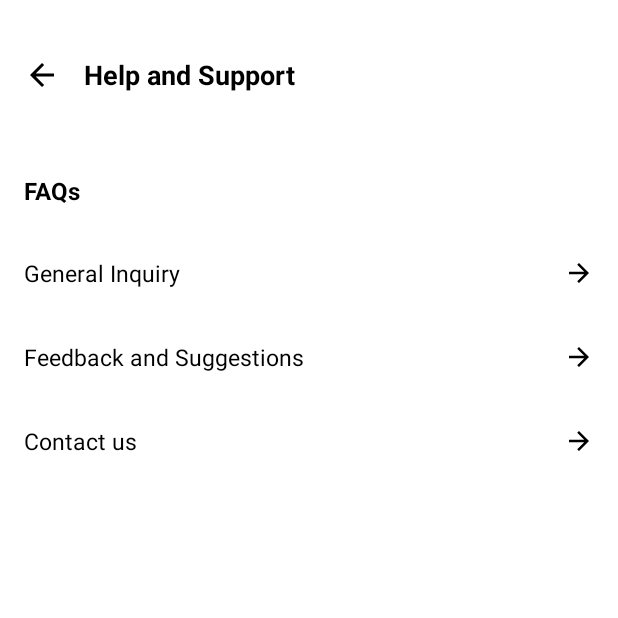
After one commit to allknowledge34/FinTracks, an Android app: the ContactActivity screen opened directly, with no data from a screen before it, on a phone screen of 412 x 824 dp, the top half of it. The commit adds this screen. Run offline under Robolectric (Android 15) with nearby library versions, the phone set to English and light mode, and no system bars.

Commit message:
ten change

```diff
--- /dev/null
+++ b/app/src/main/java/com/sachin/fintrack/views/activites/ContactActivity.java
@@ -0,0 +1,46 @@
+package com.sachin.fintrack.views.activites;
+
+import android.content.Intent;
+import android.net.Uri;
+import android.os.Build;
+import android.os.Bundle;
+import android.view.View;
+import android.view.Window;
+
+import androidx.appcompat.app.AppCompatActivity;
+import androidx.core.content.ContextCompat;
+
+import com.sachin.fintrack.R;
+import com.sachin.fintrack.databinding.ActivityContactBinding;
+
+public class ContactActivity extends AppCompatActivity {
+
+    ActivityContactBinding binding;
+
+    @Override
+    protected void onCreate(Bundle savedInstanceState) {
+        super.onCreate(savedInstanceState);
+        binding = ActivityContactBinding.inflate(getLayoutInflater());
+        setContentView(binding.getRoot());
+
+        setStatusBarColor();
+        binding.back.setOnClickListener(v -> finish());
+        binding.contact.setOnClickListener(v -> {
+            Uri uri = Uri.parse("smsto:9304519076");
+            Intent intent = new Intent(Intent.ACTION_SENDTO, uri);
+            intent.putExtra("sms_body", "the SMS text");
+            startActivity(intent);
+        });
+    }
+
+    private void setStatusBarColor() {
+        Window window = getWindow();
+        int statusBarColor = ContextCompat.getColor(this, R.color.white);
+        window.setStatusBarColor(statusBarColor);
+
+        if (Build.VERSION.SDK_INT >= Build.VERSION_CODES.M) {
+            View decorView = window.getDecorView();
+            decorView.setSystemUiVisibility(View.SYSTEM_UI_FLAG_LIGHT_STATUS_BAR);
+        }
+    }
+}
--- /dev/null
+++ b/app/src/main/res/drawable/ic_arrow_right.xml
@@ -0,0 +1,5 @@
+<vector xmlns:android="http://schemas.android.com/apk/res/android" android:autoMirrored="true" android:height="24dp" android:tint="#000000" android:viewportHeight="960" android:viewportWidth="960" android:width="24dp">
+
+    <path android:fillColor="@android:color/white" android:pathData="M647,520L160,520L160,440L647,440L423,216L480,160L800,480L480,800L423,744L647,520Z"/>
+
+</vector>
--- /dev/null
+++ b/app/src/main/res/drawable/outline_arrow_back_24.xml
@@ -0,0 +1,5 @@
+<vector xmlns:android="http://schemas.android.com/apk/res/android" android:autoMirrored="true" android:height="24dp" android:tint="#000000" android:viewportHeight="960" android:viewportWidth="960" android:width="24dp">
+
+    <path android:fillColor="@android:color/white" android:pathData="M313,520L537,744L480,800L160,480L480,160L537,216L313,440L800,440L800,520L313,520Z"/>
+
+</vector>
--- /dev/null
+++ b/app/src/main/res/layout/activity_contact.xml
@@ -0,0 +1,121 @@
+<?xml version="1.0" encoding="utf-8"?>
+<LinearLayout xmlns:android="http://schemas.android.com/apk/res/android"
+    android:layout_width="match_parent"
+    android:layout_height="match_parent"
+    xmlns:tools="http://schemas.android.com/tools"
+    android:orientation="vertical"
+    android:background="@color/white"
+    tools:context=".views.activites.ContactActivity">
+
+    <LinearLayout
+        android:layout_width="match_parent"
+        android:layout_height="100dp"
+        android:orientation="horizontal"
+        android:gravity="center_vertical"
+        android:paddingStart="16dp"
+        android:paddingEnd="16dp">
+
+        <ImageView
+            android:id="@+id/back"
+            android:layout_width="24dp"
+            android:layout_height="24dp"
+            android:src="@drawable/outline_arrow_back_24"
+            android:contentDescription="Back" />
+
+        <TextView
+            android:layout_width="wrap_content"
+            android:layout_height="wrap_content"
+            android:text="Help and Support"
+            android:textSize="18sp"
+            android:textStyle="bold"
+            android:layout_marginStart="16dp"
+            android:textColor="@color/black" />
+    </LinearLayout>
+
+    <TextView
+        android:layout_width="match_parent"
+        android:layout_height="wrap_content"
+        android:text="FAQs"
+        android:textSize="16sp"
+        android:textStyle="bold"
+        android:padding="16dp"
+        android:textColor="@color/black" />
+
+    <LinearLayout
+        android:layout_width="match_parent"
+        android:layout_height="wrap_content"
+        android:orientation="vertical">
+
+        <LinearLayout
+            android:layout_width="match_parent"
+            android:layout_height="56dp"
+            android:orientation="horizontal"
+            android:gravity="center_vertical"
+            android:paddingStart="16dp"
+            android:paddingEnd="16dp"
+            android:background="?attr/selectableItemBackground">
+
+            <TextView
+                android:layout_width="0dp"
+                android:layout_height="wrap_content"
+                android:layout_weight="1"
+                android:text="General Inquiry"
+                android:textSize="15sp"
+                android:textColor="@color/black" />
+
+            <ImageView
+                android:layout_width="20dp"
+                android:layout_height="20dp"
+                android:src="@drawable/ic_arrow_right" />
+        </LinearLayout>
+
+        <LinearLayout
+            android:layout_width="match_parent"
+            android:layout_height="56dp"
+            android:orientation="horizontal"
+            android:gravity="center_vertical"
+            android:paddingStart="16dp"
+            android:paddingEnd="16dp"
+            android:background="?attr/selectableItemBackground">
+
+            <TextView
+                android:layout_width="0dp"
+                android:layout_height="wrap_content"
+                android:layout_weight="1"
+                android:text="Feedback and Suggestions"
+                android:textSize="15sp"
+                android:textColor="@color/black" />
+
+            <ImageView
+                android:layout_width="20dp"
+                android:layout_height="20dp"
+                android:src="@drawable/ic_arrow_right" />
+        </LinearLayout>
+
+        <LinearLayout
+            android:id="@+id/contact"
+            android:layout_width="match_parent"
+            android:layout_height="56dp"
+            android:orientation="horizontal"
+            android:gravity="center_vertical"
+            android:paddingStart="16dp"
+            android:paddingEnd="16dp"
+            android:background="?attr/selectableItemBackground">
+
+            <TextView
+                android:layout_width="0dp"
+                android:layout_height="wrap_content"
+                android:layout_weight="1"
+                android:text="Contact us"
+                android:textSize="15sp"
+                android:textColor="@color/black" />
+
+            <ImageView
+                android:layout_width="20dp"
+                android:layout_height="20dp"
+                android:src="@drawable/ic_arrow_right" />
+        </LinearLayout>
+
+    </LinearLayout>
+
+</LinearLayout>
--- a/app/src/main/res/layout/fragment_profile.xml
+++ b/app/src/main/res/layout/fragment_profile.xml
@@ -224,7 +224,7 @@
                     android:layout_height="wrap_content"
                     android:layout_marginStart="16dp"
                     android:layout_weight="1"
-                    android:text="Contact Us"
+                    android:text="Help and Support"
                     android:textColor="@color/black"
                     android:textSize="16sp"
                     android:textStyle="bold"
```
Also changed, not shown: app/src/main/AndroidManifest.xml (+8 -4 lines), app/src/main/java/com/sachin/fintrack/views/activites/NewUpdateActivity.java (added, +31 -0 lines), app/src/main/java/com/sachin/fintrack/views/fragments/ProfileFragment.java (+66 -28 lines), app/src/main/res/layout/activity_new_update.xml (added, +43 -0 lines).
